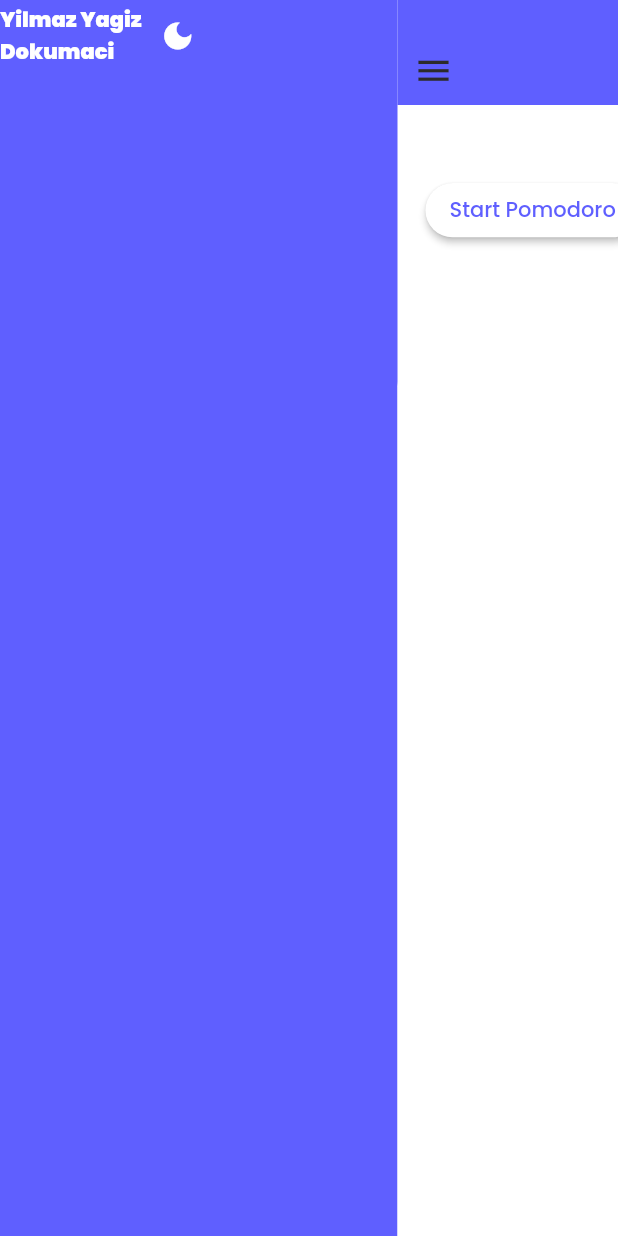
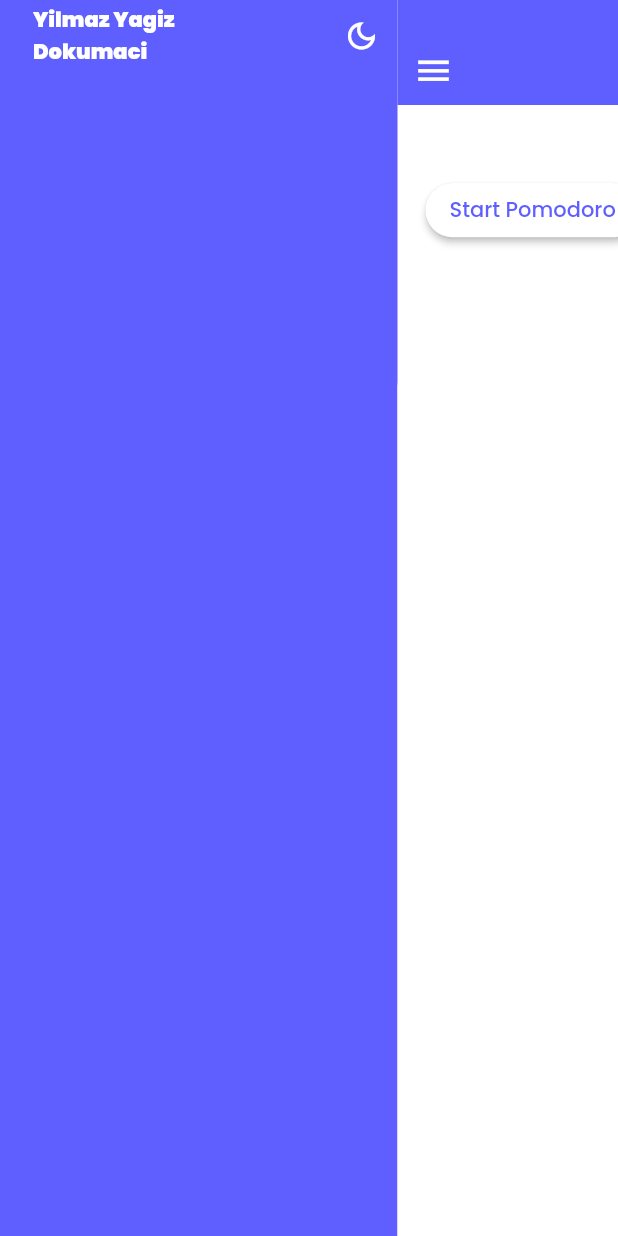
Before and after one commit to yagizdo/Timefaze, a Flutter app: the screen it shows after launch, after a tap on the "menu" icon, on a phone screen of 412 x 824 dp. Run offline on Flutter 3.47's test engine with Material 2 defaults, Android fonts, the phone set to English and light mode, and no system bars; drawn by our look-alikes of flutter_slider_drawer; our stand-ins replace flutter_screenutil, google_fonts, hexcolor, shared_preferences; statements that could not run were skipped.

Commit message:
Update drawer ui

```diff
--- a/lib/Screens/homescreen.dart
+++ b/lib/Screens/homescreen.dart
@@ -15,6 +15,8 @@ class HomeScreen extends StatelessWidget {
     return Scaffold(
       body: SliderDrawer(
           appBar: SliderAppBar(
+            title: const Text(''),
+            drawerIconColor: Colors.white,
             appBarColor: Theme.of(context).appBarTheme.backgroundColor!,
           ),
           slider: const DrawerMenu(),
--- a/lib/Widgets/HomeScreen/drawer_menu.dart
+++ b/lib/Widgets/HomeScreen/drawer_menu.dart
@@ -1,4 +1,5 @@
 import 'package:flutter/material.dart';
+import 'package:flutter_screenutil/flutter_screenutil.dart';
 import 'package:pomodoro_app/Providers/theme_provider.dart';
 import 'package:provider/provider.dart';
 
@@ -10,10 +11,13 @@ class DrawerMenu extends StatelessWidget {
     return Container(
       color: Theme.of(context).scaffoldBackgroundColor,
       child: SafeArea(
+        child: Padding(
+          padding: EdgeInsets.only(left: 20.w),
           child: Column(
             crossAxisAlignment: CrossAxisAlignment.start,
             children: [
               Row(
+                mainAxisAlignment: MainAxisAlignment.spaceBetween,
                 children: [
                   const Text(
                     'Yilmaz Yagiz\nDokumaci',
@@ -31,7 +35,7 @@ class DrawerMenu extends StatelessWidget {
                         });
                       },
                       icon: const Icon(
-                      Icons.dark_mode,
+                        Icons.dark_mode_outlined,
                         color: Colors.white,
                       ),
                     );
@@ -41,6 +45,7 @@ class DrawerMenu extends StatelessWidget {
             ],
           ),
         ),
+      ),
     );
   }
 }
```
Also changed, not shown: lib/Assets/icons/darkicon.svg (added), lib/Assets/icons/darkmodeicon.svg (added), lib/Assets/icons/lighticon.svg (added), lib/Assets/icons/lightmodeicon.svg (added). Lines whose indentation alone changed are shown as unchanged.
